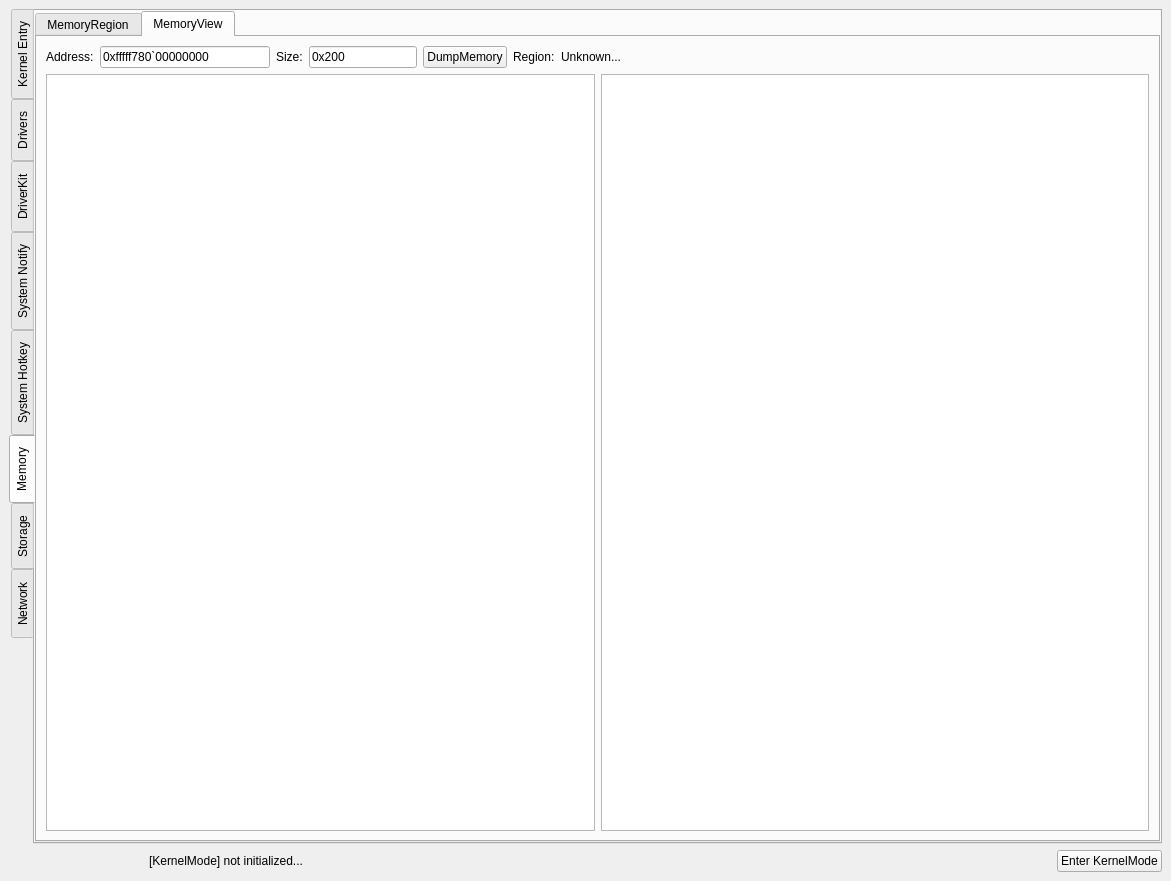
This is src/OpenArk/ui/kernel.ui in BlackINT3/OpenArk as Qt 5 draws it before an edit. The edited form follows.
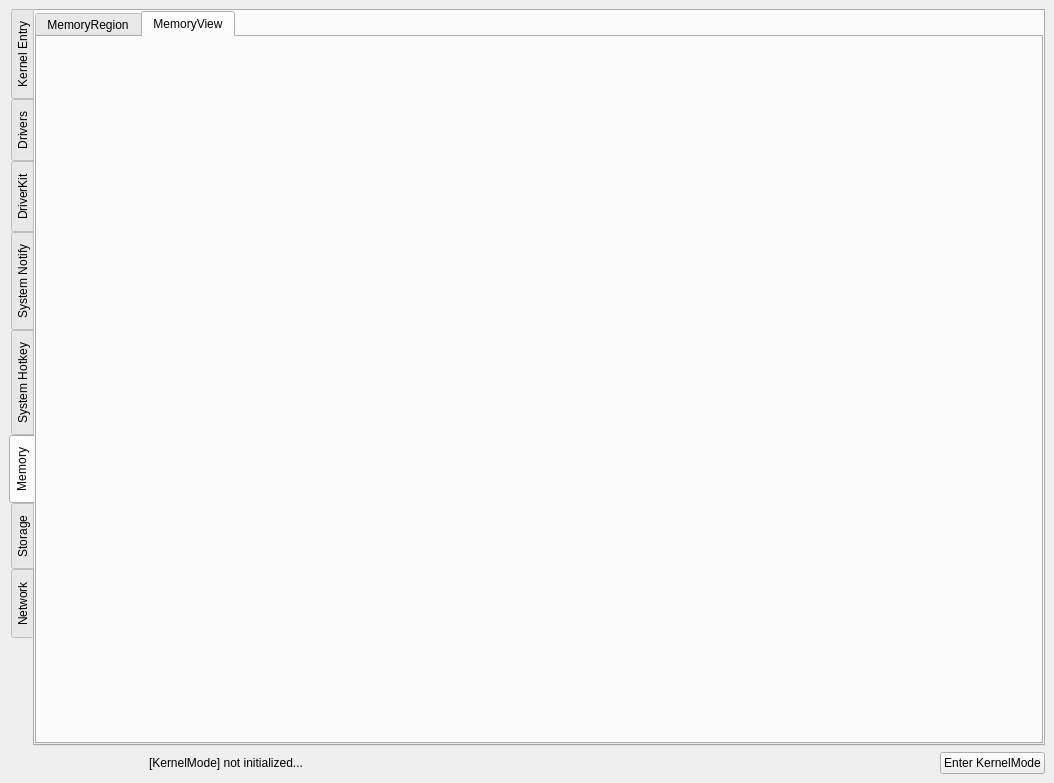
This is the edited form. The open tabs and pages were chosen to show the change.

Commit message: Fix memory tab expanding

What changed in the file:
```diff
--- a/src/OpenArk/ui/kernel.ui
+++ b/src/OpenArk/ui/kernel.ui
@@ -6,8 +6,8 @@
    <rect>
     <x>0</x>
     <y>0</y>
-    <width>1171</width>
-    <height>881</height>
+    <width>1054</width>
+    <height>783</height>
    </rect>
   </property>
   <property name="windowTitle">
@@ -564,117 +564,6 @@
           <attribute name="title">
            <string>MemoryView</string>
           </attribute>
-          <layout class="QVBoxLayout" name="verticalLayout_7">
-           <item>
-            <layout class="QHBoxLayout" name="horizontalLayout_6">
-             <property name="sizeConstraint">
-              <enum>QLayout::SetDefaultConstraint</enum>
-             </property>
-             <item>
-              <widget class="QLabel" name="label_4">
-               <property name="text">
-                <string>Address:</string>
-               </property>
-              </widget>
-             </item>
-             <item>
-              <widget class="QLineEdit" name="addrEdit">
-               <property name="sizePolicy">
-                <sizepolicy hsizetype="Fixed" vsizetype="Fixed">
-                 <horstretch>0</horstretch>
-                 <verstretch>0</verstretch>
-                </sizepolicy>
-               </property>
-               <property name="minimumSize">
-                <size>
-                 <width>170</width>
-                 <height>0</height>
-                </size>
-               </property>
-               <property name="text">
-                <string>0xfffff780`00000000</string>
-               </property>
-              </widget>
-             </item>
-             <item>
-              <widget class="QLabel" name="label_5">
-               <property name="text">
-                <string>Size:</string>
-               </property>
-              </widget>
-             </item>
-             <item>
-              <widget class="QLineEdit" name="sizeEdit">
-               <property name="sizePolicy">
-                <sizepolicy hsizetype="Fixed" vsizetype="Fixed">
-                 <horstretch>0</horstretch>
-                 <verstretch>0</verstretch>
-                </sizepolicy>
-               </property>
-               <property name="text">
-                <string>0x200</string>
-               </property>
-              </widget>
-             </item>
-             <item>
-              <widget class="QPushButton" name="dumpmemBtn">
-               <property name="text">
-                <string>DumpMemory</string>
-               </property>
-              </widget>
-             </item>
-             <item>
-              <widget class="QLabel" name="label_6">
-               <property name="sizePolicy">
-                <sizepolicy hsizetype="Preferred" vsizetype="Fixed">
-                 <horstretch>0</horstretch>
-                 <verstretch>0</verstretch>
-                </sizepolicy>
-               </property>
-               <property name="text">
-                <string>Region:</string>
-               </property>
-              </widget>
-             </item>
-             <item>
-              <widget class="QLabel" name="regionLabel">
-               <property name="sizePolicy">
-                <sizepolicy hsizetype="Expanding" vsizetype="Fixed">
-                 <horstretch>0</horstretch>
-                 <verstretch>0</verstretch>
-                </sizepolicy>
-               </property>
-               <property name="text">
-                <string>Unknown...</string>
-               </property>
-              </widget>
-             </item>
-             <item>
-              <spacer name="horizontalSpacer_5">
-               <property name="orientation">
-                <enum>Qt::Horizontal</enum>
-               </property>
-               <property name="sizeHint" stdset="0">
-                <size>
-                 <width>40</width>
-                 <height>20</height>
-                </size>
-               </property>
-              </spacer>
-             </item>
-            </layout>
-           </item>
-           <item>
-            <layout class="QHBoxLayout" name="horizontalLayout_7">
-             <item>
-              <widget class="QTextEdit" name="hexEdit"/>
-             </item>
-             <item>
-              <widget class="QTextEdit" name="disasmEdit"/>
-             </item>
-            </layout>
-           </item>
-          </layout>
          </widget>
         </widget>
        </item>
```
Left out of the diff: 5 changed lines with no effect on the pictures. The commit also changes 6 other files.
